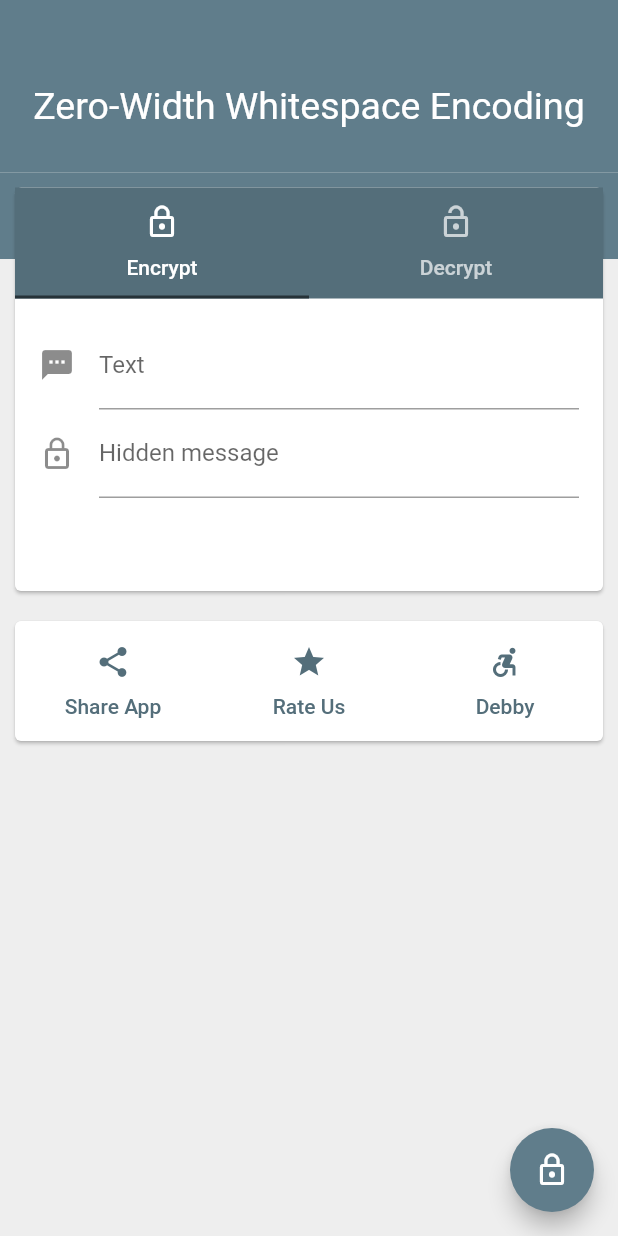
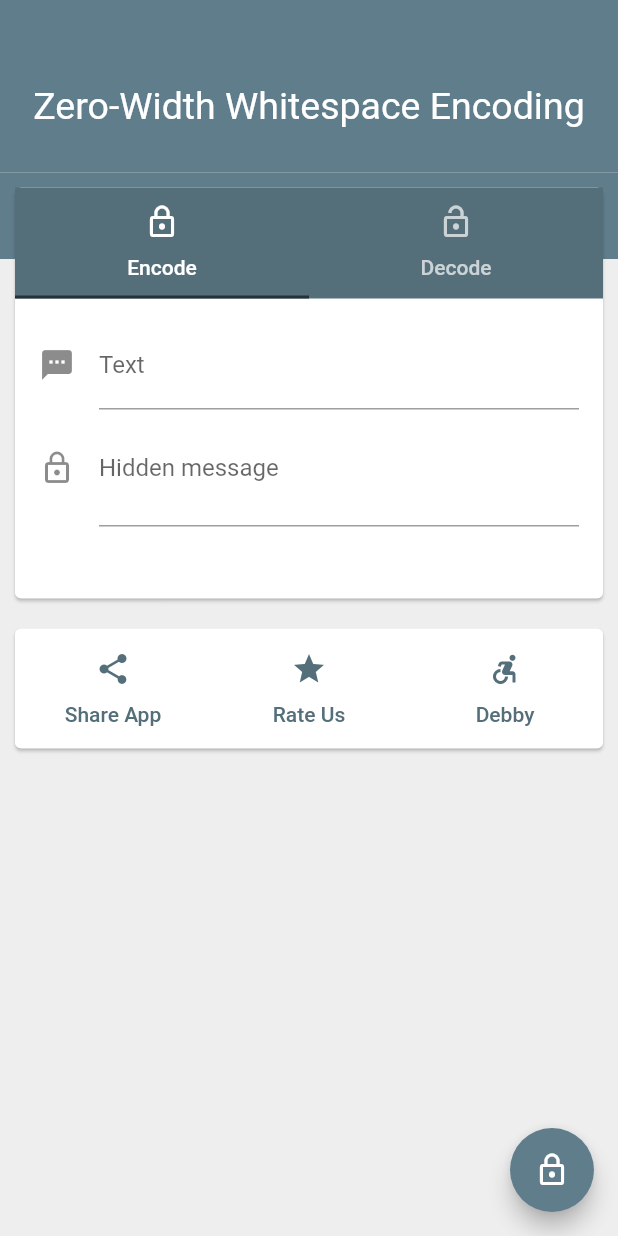
Before and after one commit to Zero-Width-Whitespace/zero-width-flutter-app, a Flutter app: the screen it shows after launch, on a phone screen of 412 x 824 dp. Run offline on Flutter 3.47's test engine with Material 2 defaults, Android fonts, the phone set to English and light mode, and no system bars.

```diff
--- a/lib/home.dart
+++ b/lib/home.dart
@@ -8,16 +8,19 @@ class HomePageState extends State<MyHomePage>
     with SingleTickerProviderStateMixin {
   final GlobalKey<FormState> _formKeyEncrypt = new GlobalKey<FormState>();
   final GlobalKey<FormState> _formKeyDecrypt = new GlobalKey<FormState>();
+
   TabController _controller;
+
 
   @override
   void initState() {
     super.initState();
     _controller = new TabController(length: 2, vsync: this);
+    _controller.addListener(_handleTabSelection);
   }
 
   @override
-  Widget build(BuildContext context) {
+  Widget build(BuildContext buildContext) {
     return new Scaffold(
         appBar: new AppBar(
           title: new Center(
@@ -29,7 +32,8 @@ class HomePageState extends State<MyHomePage>
         body: Builder(
             builder: (context) => new Column(children: [
                   HeaderWidget(context),
-                  new Stack(children: [
+                  new Stack(
+                      children: [
                     new Column(
                       children: <Widget>[
                         new Container(
@@ -52,7 +56,14 @@ class HomePageState extends State<MyHomePage>
                   ]),
                   BottomWidget(context)
                 ])),
-        floatingActionButton: BottomButton(
-            context, _controller, _formKeyEncrypt, _formKeyDecrypt));
+        floatingActionButton: Builder(
+            builder: (context) => FloatingButton(
+                context, _controller, _formKeyEncrypt, _formKeyDecrypt)));
+  }
+
+  void _handleTabSelection() {
+    setState(() {
+      print("Changed tab to index: ${_controller.index}");
+    });
   }
 }
--- a/lib/widgets.dart
+++ b/lib/widgets.dart
@@ -4,6 +4,12 @@ import 'dart:io';
 import 'package:flutter/material.dart';
 import 'package:flutter/rendering.dart';
 import 'package:url_launcher/url_launcher.dart';
+
+final _encodeTextController = TextEditingController();
+final _encodeHiddenController = TextEditingController();
+
+final _decodeTextController = TextEditingController();
+final _decodeResultController = TextEditingController();
 
 Widget HeaderWidget(context) {
   return new Container(
@@ -37,11 +43,11 @@ Widget TabBarHeader(context, _controller) {
       tabs: [
         new Tab(
           icon: const Icon(Icons.lock_outline),
-          text: 'Encrypt',
+          text: 'Encode',
         ),
         new Tab(
           icon: const Icon(Icons.lock_open),
-          text: 'Decrypt',
+          text: 'Decode',
         ),
       ],
     ),
@@ -50,12 +56,13 @@ Widget TabBarHeader(context, _controller) {
 
 Widget TabBarBody(context, _controller, _formKeyEncrypt, _formKeyDecrypt) {
   return new Container(
-    margin: new EdgeInsets.only(top: 15.0),
-    height: 180.0,
+    height: 200.0,
     child: new TabBarView(
       controller: _controller,
       children: <Widget>[
-        new Form(
+        new Container(
+            padding: EdgeInsets.only(top: 15.0),
+            child: new Form(
                 key: _formKeyEncrypt,
                 autovalidate: false,
                 child: new ListView(
@@ -64,9 +71,10 @@ Widget TabBarBody(context, _controller, _formKeyEncrypt, _formKeyDecrypt) {
                   padding: const EdgeInsets.symmetric(horizontal: 16.0),
                   children: <Widget>[
                     new TextFormField(
+                      controller: _encodeTextController,
                       decoration: const InputDecoration(
                         icon: const Icon(Icons.textsms),
-                    hintText: 'Enter a text to hide the encrypted string in',
+                        hintText: 'Enter a text to hide the message in',
                         labelText: 'Text',
                       ),
                       validator: (value) {
@@ -77,9 +85,12 @@ Widget TabBarBody(context, _controller, _formKeyEncrypt, _formKeyDecrypt) {
                       },
                     ),
                     new TextFormField(
+                      maxLines: 4,
+                      minLines: 2,
+                      controller: _encodeHiddenController,
                       decoration: const InputDecoration(
                         icon: const Icon(Icons.lock_outline),
-                    hintText: 'Enter a text to hide',
+                        hintText: 'Enter a message to hide',
                         labelText: 'Hidden message',
                       ),
                       validator: (value) {
@@ -90,8 +101,10 @@ Widget TabBarBody(context, _controller, _formKeyEncrypt, _formKeyDecrypt) {
                       },
                     ),
                   ],
-            )),
-        new Form(
+                ))),
+        new Container(
+            padding: EdgeInsets.only(top: 15.0),
+            child: new Form(
                 key: _formKeyDecrypt,
                 autovalidate: false,
                 child: new ListView(
@@ -100,10 +113,11 @@ Widget TabBarBody(context, _controller, _formKeyEncrypt, _formKeyDecrypt) {
                   padding: const EdgeInsets.symmetric(horizontal: 16.0),
                   children: <Widget>[
                     new TextFormField(
+                      controller: _decodeTextController,
                       decoration: const InputDecoration(
                         icon: const Icon(Icons.enhanced_encryption),
-                    hintText: 'Enter a text to decrypt',
-                    labelText: 'Encrypted string',
+                        hintText: 'Enter a text to decode',
+                        labelText: 'Encoded string',
                       ),
                       validator: (value) {
                         if (value.isEmpty) {
@@ -113,7 +127,10 @@ Widget TabBarBody(context, _controller, _formKeyEncrypt, _formKeyDecrypt) {
                       },
                     ),
                     new TextFormField(
-                  enabled: false,
+                      readOnly: true,
+                      maxLines: 4,
+                      minLines: 2,
+                      controller: _decodeResultController,
                       decoration: const InputDecoration(
                         icon: const Icon(Icons.no_encryption),
                         hintText: 'Result',
@@ -121,25 +138,34 @@ Widget TabBarBody(context, _controller, _formKeyEncrypt, _formKeyDecrypt) {
                       ),
                     ),
                   ],
-            )),
+                ))),
       ],
     ),
   );
 }
 
-Widget BottomButton(context, _controller, _formKeyEncrypt, _formKeyDecrypt) {
+Widget FloatingButton(context, _controller, _formKeyEncrypt, _formKeyDecrypt) {
+  if (_controller.index == 0) {
     return new FloatingActionButton(
       child: Icon(Icons.lock_outline),
       onPressed: () {
-      if (_formKeyEncrypt.currentState.validate()) {
-        encrypt('test', 'test2');
-        final snackBar = SnackBar(content: Text('Result copied to clipboard.'));
-        Scaffold.of(context).showSnackBar(snackBar);
-      }
+        HandleEncryptDecrypt(
+            context, _controller, _formKeyEncrypt, _formKeyDecrypt);
       },
       backgroundColor: Theme.of(context).primaryColor,
       foregroundColor: Colors.white,
     );
+  } else {
+    return new FloatingActionButton(
+      child: Icon(Icons.lock_open),
+      onPressed: () {
+        HandleEncryptDecrypt(
+            context, _controller, _formKeyEncrypt, _formKeyDecrypt);
+      },
+      backgroundColor: Theme.of(context).primaryColor,
+      foregroundColor: Colors.white,
+    );
+  }
 }
 
 Widget BottomWidget(context) {
@@ -194,11 +220,13 @@ openUrl(url) async {
   }
 }
 
-encrypt(input, hiddenmessage) async{
+encrypt(input, hiddenmessage) async {
   final client = HttpClient();
-  final request = await client.postUrl(Uri.parse("https://jsonplaceholder.typicode.com/posts"));
-  request.headers.set(HttpHeaders.contentTypeHeader, "application/json; charset=UTF-8");
-  request.write('{"title": "Foo","body": "Bar", "userId": 99}');
+  final request = await client
+      .postUrl(Uri.parse("https://jsonplaceholder.typicode.com/posts"));
+  request.headers
+      .set(HttpHeaders.contentTypeHeader, "application/json; charset=UTF-8");
+  request.write('{\"title\": \"'+input+'\",\"body\": \"'+hiddenmessage+'\", \"userId\": 99}');
 
   final response = await request.close();
 
@@ -206,3 +234,34 @@ encrypt(input, hiddenmessage) async{
     print(contents);
   });
 }
+
+decrypt(input) async {
+  final client = HttpClient();
+  final request = await client
+      .postUrl(Uri.parse("https://jsonplaceholder.typicode.com/posts"));
+  request.headers
+      .set(HttpHeaders.contentTypeHeader, "application/json; charset=UTF-8");
+  request.write('{\"title\": \"Decrypt\",\"body\": \"'+input+'\", \"userId\": 99}');
+
+  final response = await request.close();
+
+  response.transform(utf8.decoder).listen((contents) {
+    _decodeResultController.text = contents;
+  });
+}
+
+HandleEncryptDecrypt(context, _controller, _formKeyEncrypt, _formKeyDecrypt) {
+  if (_controller.index == 0) {
+    if (_formKeyEncrypt.currentState.validate()) {
+      encrypt('test', 'test2');
+      final snackBar = SnackBar(content: Text('Result copied to clipboard.'), duration: Duration(seconds: 1));
+      Scaffold.of(context).showSnackBar(snackBar);
+    }
+  } else {
+    if (_formKeyDecrypt.currentState.validate()) {
+      decrypt(_decodeTextController.text);
+      final snackBar = SnackBar(content: Text('Decoded value.'), duration: Duration(seconds: 1));
+      Scaffold.of(context).showSnackBar(snackBar);
+    }
+  }
+}
```
Lines whose indentation alone changed are shown as unchanged.
